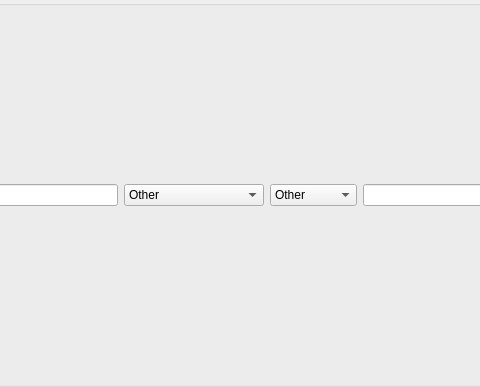
Greykoil/BattleBoard, file BattleBoard/vieAdventureRecordWidget.ui: the form before one commit; both pictures show x 161 to 641 and y 0 to 387 of the 872 by 387 pixel window.
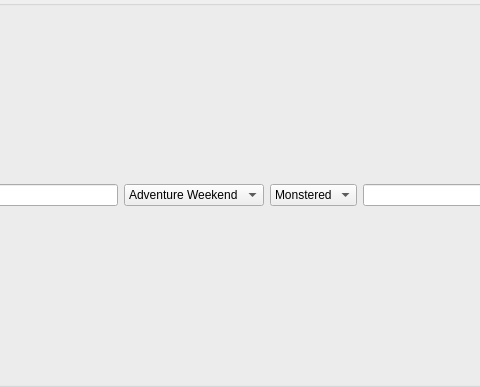
The form after the commit.

The edit to the form file:
```diff
--- a/BattleBoard/vieAdventureRecordWidget.ui
+++ b/BattleBoard/vieAdventureRecordWidget.ui
@@ -24,11 +24,6 @@
      </item>
      <item>
       <widget class="QComboBox" name="lengthBox">
-       <item>
-        <property name="text">
-         <string>Other</string>
-        </property>
-       </item>
        <item>
         <property name="text">
          <string>Adventure Weekend</string>
@@ -48,16 +43,6 @@
      </item>
      <item>
       <widget class="QComboBox" name="typeBox">
-       <item>
-        <property name="text">
-         <string>Other</string>
-        </property>
-       </item>
-       <item>
-        <property name="text">
-         <string>Played</string>
-        </property>
-       </item>
        <item>
         <property name="text">
          <string>Monstered</string>
```
Left out of the diff: 15 changed lines with no effect on the pictures.
